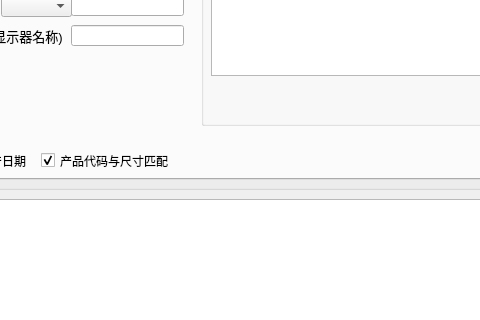
Qt form hk_bin_tool.ui (wayneso/HK_BIN_TOOL) before a commit; both pictures show x 131 to 611 and y 351 to 671 of the 1000 by 800 pixel window.
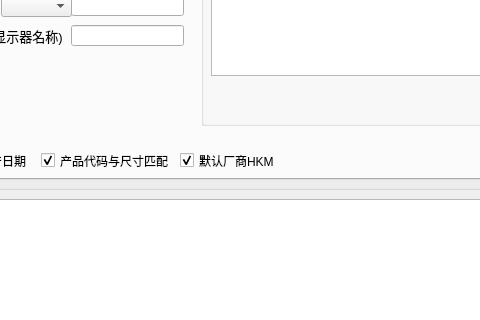
The same form after that commit. The open tabs and pages were chosen to show the change.

Commit message: 优化厂商

Diff of the .ui file:
```diff
--- a/hk_bin_tool.ui
+++ b/hk_bin_tool.ui
@@ -604,6 +604,22 @@
        </property>
       </widget>
      </widget>
+     <widget class="QCheckBox" name="Manufacturer_checkBox">
+      <property name="geometry">
+       <rect>
+        <x>279</x>
+        <y>380</y>
+        <width>121</width>
+        <height>31</height>
+       </rect>
+      </property>
+      <property name="text">
+       <string>默认厂商HKM</string>
+      </property>
+      <property name="checked">
+       <bool>true</bool>
+      </property>
+     </widget>
     </widget>
     <widget class="QWidget" name="FUNC">
      <attribute name="title">
```
Left out of the diff: 2 changed lines with no effect on the pictures. The commit also changes 2 other files.
